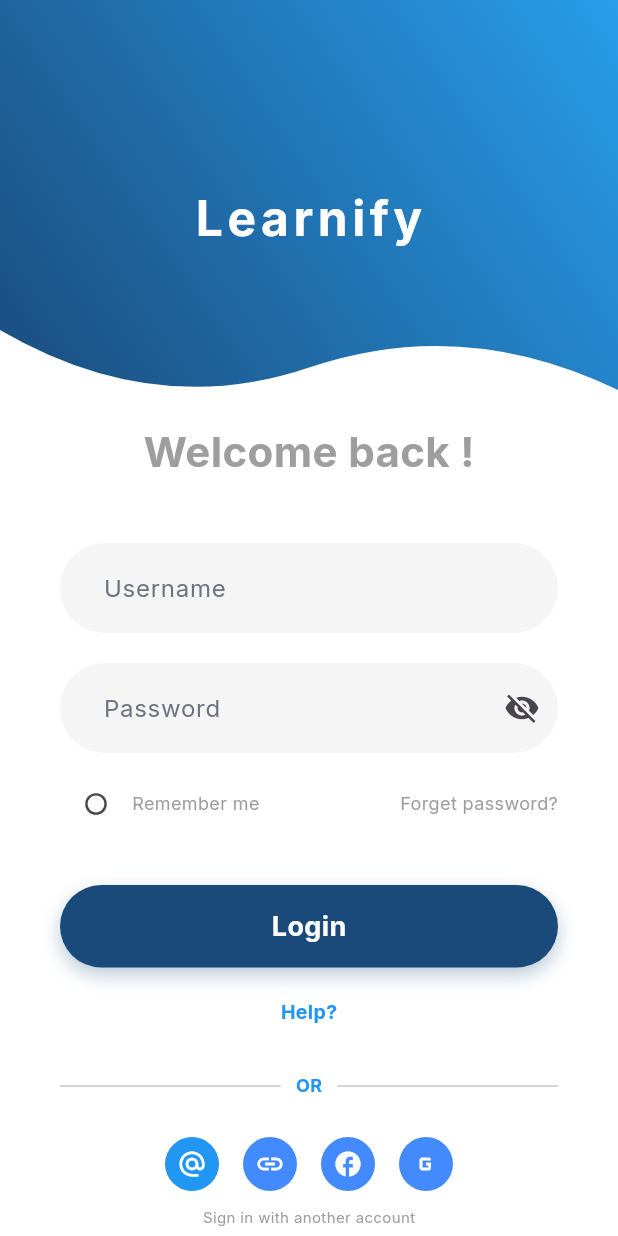
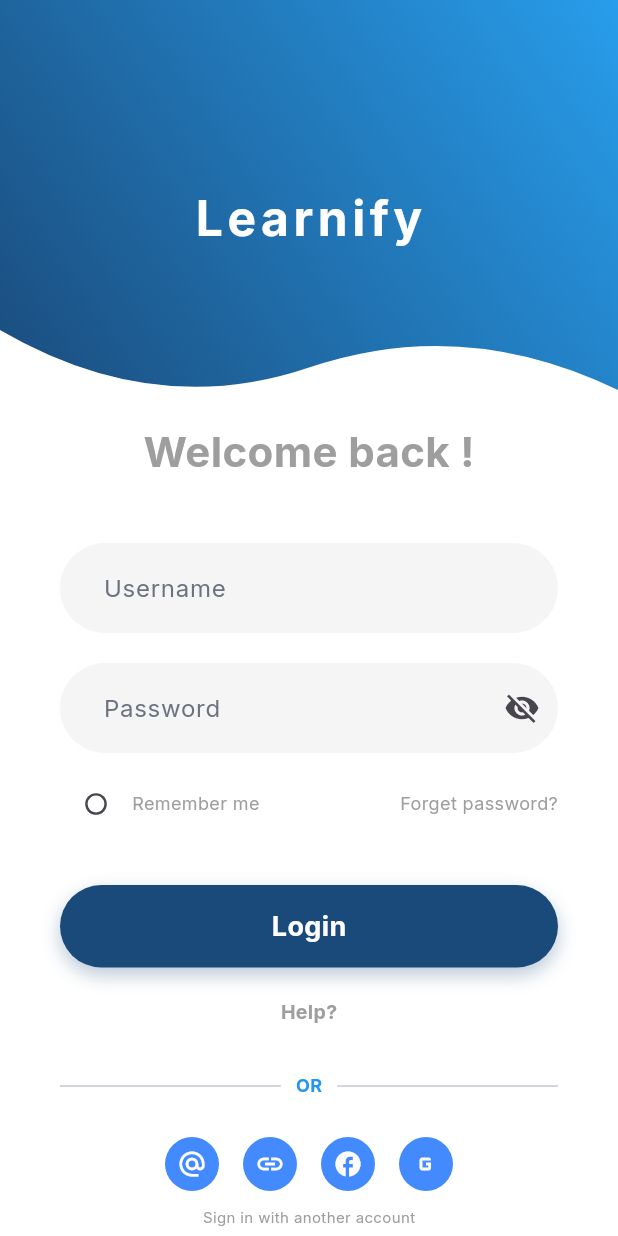
Before and after one commit to konyongiid/uas_lms, a Flutter app: the screen it shows after launch, on a phone screen of 412 x 824 dp. Run offline on Flutter 3.47's test engine with Material 3 defaults, Android fonts, the phone set to English and light mode, and no system bars; our stand-ins replace google_fonts.

Commit message:
commit ke 5

```diff
--- a/lib/main.dart
+++ b/lib/main.dart
@@ -14,6 +14,7 @@ class MyApp extends StatelessWidget {
   @override
   Widget build(BuildContext context) {
     return MaterialApp(
+      debugShowCheckedModeBanner: false,
       title: 'Learnify LMS',
       theme: learnifyTheme,
       initialRoute: '/',
--- a/lib/screens/home_screen.dart
+++ b/lib/screens/home_screen.dart
@@ -383,7 +383,7 @@ class HomeScreenState extends State<HomeScreen> {
               mainAxisAlignment: MainAxisAlignment.center,
               children: const [
                 Text(
-                  'PENGUMUMAN | Workshop Desin UI/UX',
+                  'PENGUMUMAN | Workshop Design UI/UX',
                   style: TextStyle(color: white, fontWeight: FontWeight.bold),
                 ),
                 Text(
--- a/lib/screens/login_screen.dart
+++ b/lib/screens/login_screen.dart
@@ -203,7 +203,7 @@ class _LoginScreenState extends State<LoginScreen> {
                         'Help?',
                         style: TextStyle(
                           fontSize: 13,
-                          color: Colors.blue,
+                          color: Colors.grey,
                           fontWeight: FontWeight.bold,
                         ),
                       ),
@@ -237,7 +237,7 @@ class _LoginScreenState extends State<LoginScreen> {
                   Row(
                     mainAxisAlignment: MainAxisAlignment.center,
                     children: [
-                      _buildSocialCircle(Icons.alternate_email, Colors.blue),
+                      _buildSocialCircle(Icons.alternate_email, Colors.blueAccent),
                       _buildSocialCircle(Icons.link, Colors.blueAccent),
                       _buildSocialCircle(Icons.facebook, Colors.blueAccent),
                       _buildSocialCircle(Icons.g_mobiledata, Colors.blueAccent),
--- a/lib/screens/splash_screen.dart
+++ b/lib/screens/splash_screen.dart
@@ -8,7 +8,7 @@ class SplashScreen extends StatelessWidget {
     });
 
     return Scaffold(
-      backgroundColor: Color(0xFFB9E3F2),
+      backgroundColor: Color.fromARGB(255, 222, 241, 248),
       body: Center(
         child: Text(
           'Learnify',
```
